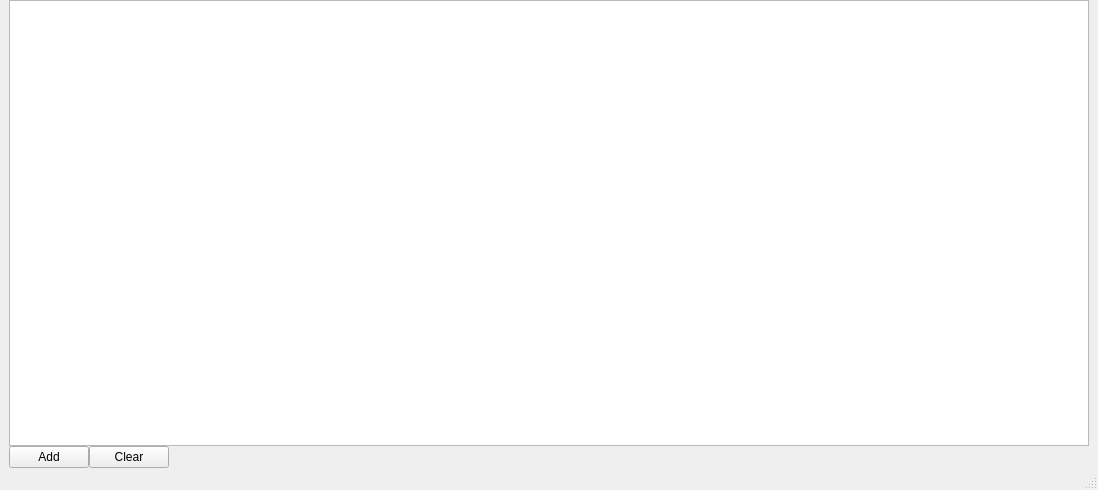
Old version of the form mainwindow.ui in the repository eloranta/WWA.
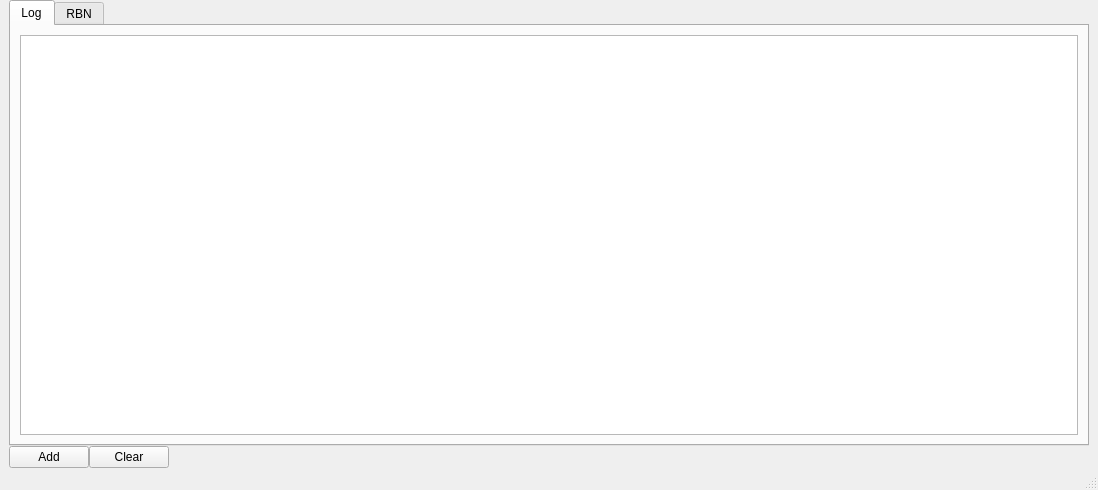
New version of the form.

Commit message: add tab control

```diff
--- a/mainwindow.ui
+++ b/mainwindow.ui
@@ -25,6 +25,16 @@
      <number>0</number>
     </property>
     <item row="0" column="0">
+     <widget class="QTabWidget" name="tabWidget">
+      <property name="currentIndex">
+       <number>0</number>
+      </property>
+      <widget class="QWidget" name="logTab">
+       <attribute name="title">
+        <string>Log</string>
+       </attribute>
+       <layout class="QGridLayout" name="logGridLayout">
+        <item row="0" column="0">
      <widget class="QTableView" name="tableView">
       <attribute name="horizontalHeaderVisible">
        <bool>true</bool>
@@ -32,6 +42,15 @@
       <attribute name="verticalHeaderVisible">
        <bool>false</bool>
       </attribute>
+         </widget>
+        </item>
+       </layout>
+      </widget>
+      <widget class="QWidget" name="rbnTab">
+       <attribute name="title">
+        <string>RBN</string>
+       </attribute>
+      </widget>
      </widget>
     </item>
     <item row="1" column="0">
```
Lines whose indentation alone changed are shown as unchanged.
